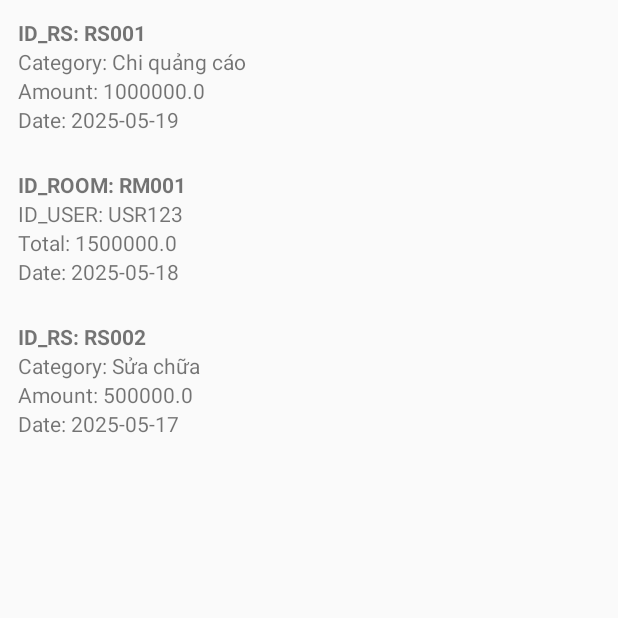
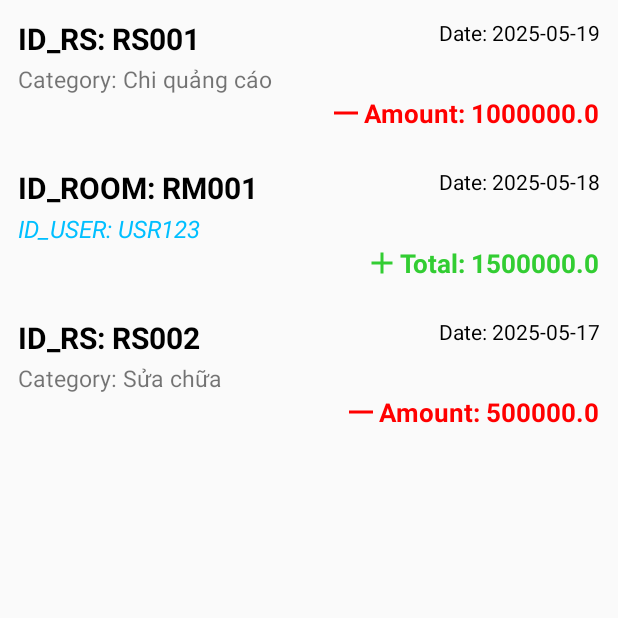
Before and after one commit to khoadd879/ResortBooking, an Android app: the screen it shows after launch (DetailExpenseActivity), on a phone screen of 412 x 824 dp, the top half of it. Run offline under Robolectric (Android 15) with nearby library versions, the light colour scheme and no system bars; libraries missing offline, so code that uses them is left out: com.jakewharton.threetenabp; 1 statement that could not run was skipped.

Commit message:
resortuser added, layout update

```diff
--- a/app/src/main/AndroidManifest.xml
+++ b/app/src/main/AndroidManifest.xml
@@ -15,6 +15,9 @@
         android:roundIcon="@mipmap/ic_launcher_round"
         android:supportsRtl="true"
         android:theme="@style/Theme.Resort_Booking">
+        <activity
+            android:name=".AdminLayout.ResortUserActivity"
+            android:exported="false" />
         <activity
             android:name=".AdminLayout.UpdateServiceActivity"
             android:exported="false" />
--- /dev/null
+++ b/app/src/main/res/drawable/baseline_minus_24.xml
@@ -0,0 +1,5 @@
+<vector xmlns:android="http://schemas.android.com/apk/res/android" android:height="24dp" android:tint="#000000" android:viewportHeight="24" android:viewportWidth="24" android:width="24dp">
+
+    <path android:fillColor="@android:color/white" android:fillType="evenOdd" android:pathData="M4,11h16v2h-16z"/>
+
+</vector>
--- a/app/src/main/res/layout/item_earn.xml
+++ b/app/src/main/res/layout/item_earn.xml
@@ -3,21 +3,45 @@
     android:orientation="vertical"
     android:layout_width="match_parent"
     android:layout_height="wrap_content">
-
+    <LinearLayout
+        android:layout_width="match_parent"
+        android:layout_height="wrap_content"
+        android:orientation="horizontal">
+        <TextView
+            android:layout_width="wrap_content"
+            android:layout_height="30dp"
+            android:id="@+id/tvRoomId"
+            android:textSize="20dp"
+            android:text="PHÒNG TỔNG THỐNG 102"
+            android:textColor="@color/black"
+            android:textStyle="bold"/>
+        <TextView
+            android:layout_width="match_parent"
+            android:layout_height="wrap_content"
+            android:id="@+id/tvDateEarn"
+            android:text="22/02/2025"
+            android:textColor="@color/black"
+            android:layout_gravity="end"
+            android:textAlignment="textEnd"/>
+    </LinearLayout>
     <TextView
         android:layout_width="wrap_content"
         android:layout_height="wrap_content"
-        android:id="@+id/tvRoomId" android:text="ID_ROOM" android:textStyle="bold"/>
+        android:id="@+id/tvUserId"
+        android:textStyle="italic"
+        android:textSize="16dp"
+        android:textColor="@color/blue"
+        android:text="Nguyễn Tiến Khang " />
     <TextView
         android:layout_width="wrap_content"
         android:layout_height="wrap_content"
-        android:id="@+id/tvUserId" android:text="ID_USER" />
-    <TextView
-        android:layout_width="wrap_content"
-        android:layout_height="wrap_content"
-        android:id="@+id/tvTotal" android:text="TOTAL_AMOUNT" />
-    <TextView
-        android:layout_width="wrap_content"
-        android:layout_height="wrap_content"
-        android:id="@+id/tvDateEarn" android:text="DATE" />
+        android:textColor="@color/green"
+        android:textStyle="bold"
+        android:id="@+id/tvTotal"
+        android:textSize="17dp"
+        android:drawableLeft="@drawable/baseline_add_24"
+        android:drawableTint="@color/green"
+        android:text="500,000,000"
+        android:layout_gravity="end"/>
+
 </LinearLayout>
--- a/app/src/main/res/layout/item_expense.xml
+++ b/app/src/main/res/layout/item_expense.xml
@@ -3,22 +3,43 @@
     android:orientation="vertical"
     android:layout_width="match_parent"
     android:layout_height="wrap_content">
-
+    <LinearLayout
+        android:layout_width="match_parent"
+        android:layout_height="wrap_content"
+        android:orientation="horizontal">
+        <TextView
+            android:layout_width="wrap_content"
+            android:layout_height="30dp"
+            android:id="@+id/tvExpenseId"
+            android:textSize="20dp"
+            android:text="HỘI ĐỒNG THI TOEIC"
+            android:textColor="@color/black"
+            android:textStyle="bold"/>
+        <TextView
+            android:layout_width="match_parent"
+            android:layout_height="wrap_content"
+            android:id="@+id/tvDate"
+            android:text="22/02/2025"
+            android:textColor="@color/black"
+            android:layout_gravity="end"
+            android:textAlignment="textEnd"/>
+    </LinearLayout>
     <TextView
         android:layout_width="wrap_content"
         android:layout_height="wrap_content"
-        android:id="@+id/tvExpenseId"
-        android:text="ID_RS" android:textStyle="bold"/>
+        android:id="@+id/tvCategory"
+        android:textSize="15dp"
+        android:text="Nguyễn Tiến Khang đi thi TOIEC mất 500 triệu, còn lại là làm dài ra để coi layout hihi." />
     <TextView
         android:layout_width="wrap_content"
         android:layout_height="wrap_content"
-        android:id="@+id/tvCategory" android:text="CATEGORY" />
-    <TextView
-        android:layout_width="wrap_content"
-        android:layout_height="wrap_content"
-        android:id="@+id/tvAmount" android:text="AMOUNT" />
-    <TextView
-        android:layout_width="wrap_content"
-        android:layout_height="wrap_content"
-        android:id="@+id/tvDate" android:text="DATE" />
+        android:textColor="@color/red"
+        android:textStyle="bold"
+        android:id="@+id/tvAmount"
+        android:textSize="17dp"
+        android:drawableLeft="@drawable/baseline_minus_24"
+        android:drawableTint="@color/red"
+        android:text="500,000,000"
+        android:layout_gravity="end"/>
+
 </LinearLayout>
```
Also changed, not shown: app/src/main/java/com/example/resort_booking/AdminLayout/ResortUserActivity.kt (added, +25 -0 lines), app/src/main/java/com/example/resort_booking/ClassNDataCLass/ResortUserAdapter.kt (added, +55 -0 lines), app/src/main/java/data/Data.kt (+7 -0 lines), app/src/main/res/layout/activity_resort_user.xml (added, +39 -0 lines), app/src/main/res/layout/item_resort_user.xml (added, +101 -0 lines).
